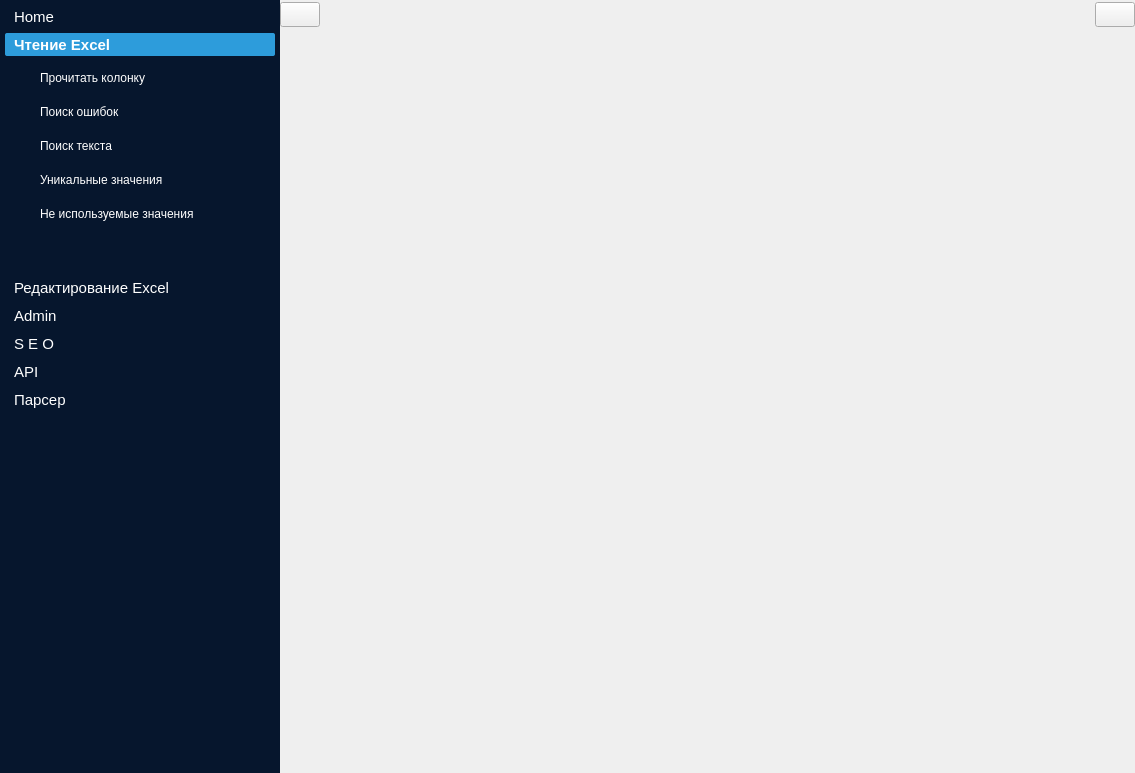
Above: UI_window.ui from Gatalist/qt_application before the change. Below: the same form after it.
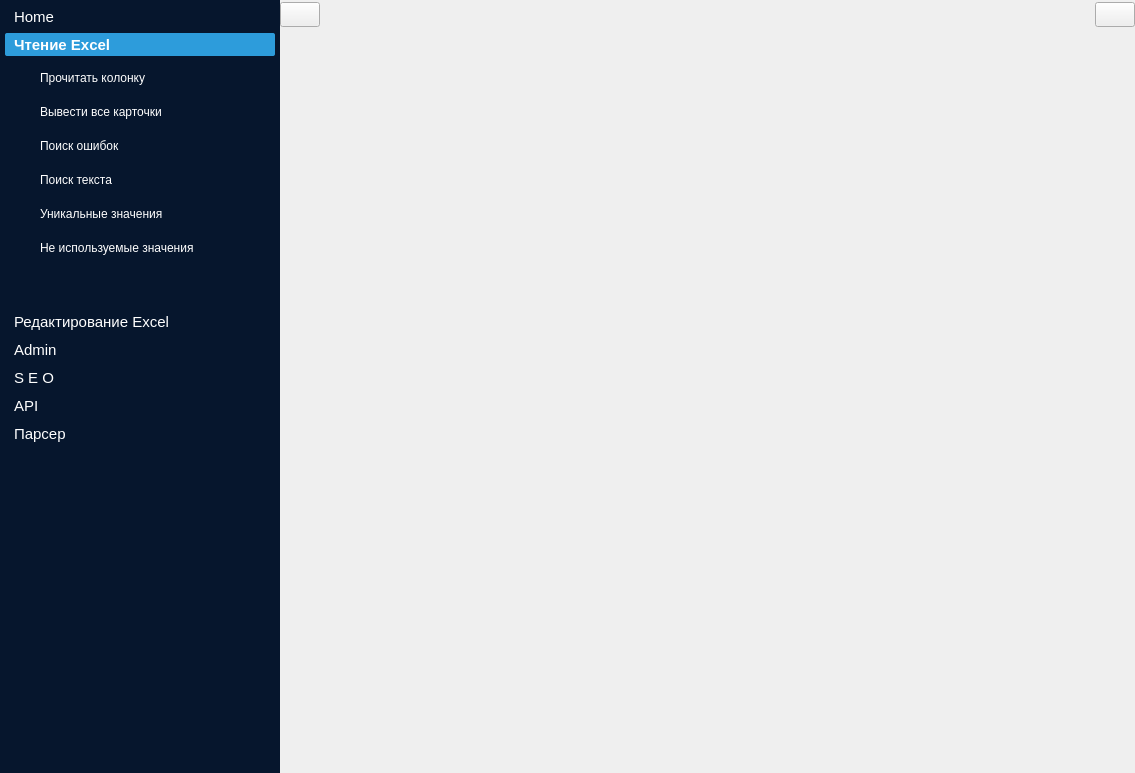
That is the form after the change. The open tabs and pages were chosen to show the change. Icons and pictures are not drawn.

Commit message: add window read full data card

```diff
--- a/UI_window.ui
+++ b/UI_window.ui
@@ -411,6 +411,23 @@
              </property>
             </widget>
            </item>
+           <item>
+            <widget class="QPushButton" name="btn_read_all_cards">
+             <property name="focusPolicy">
+              <enum>Qt::NoFocus</enum>
+             </property>
+             <property name="text">
+              <string>Вывести все карточки</string>
+             </property>
+             <property name="icon">
+              <iconset resource="source/resource.qrc">
+               <normaloff>:/icons/icons/card-data-attr.svg</normaloff>:/icons/icons/card-data-attr.svg</iconset>
+             </property>
+             <property name="checkable">
+              <bool>true</bool>
+             </property>
+            </widget>
+           </item>
            <item>
             <widget class="QPushButton" name="btn_check_errors">
              <property name="focusPolicy">
```
Left out of the diff: 6 changed lines with no effect on the pictures. The commit also changes 9 other files.
